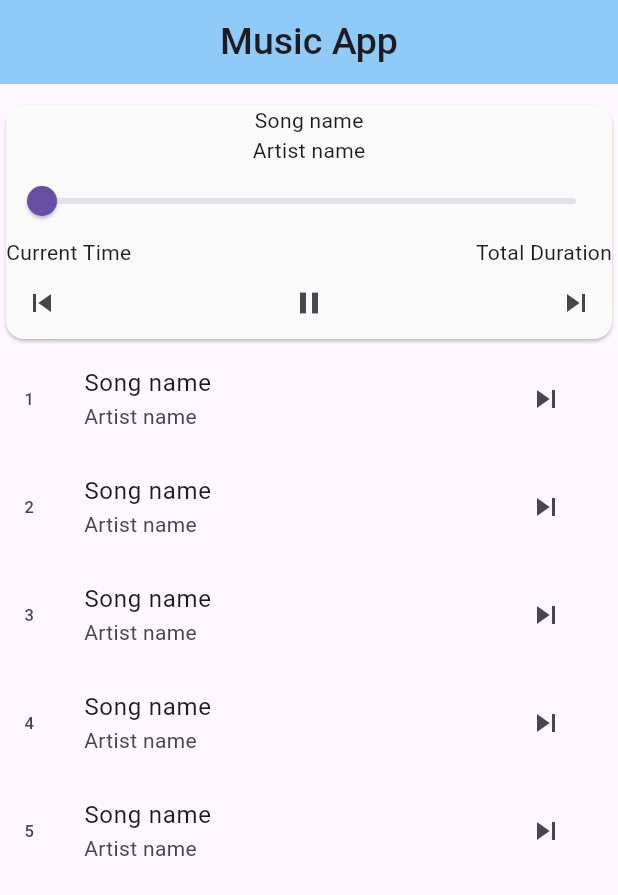
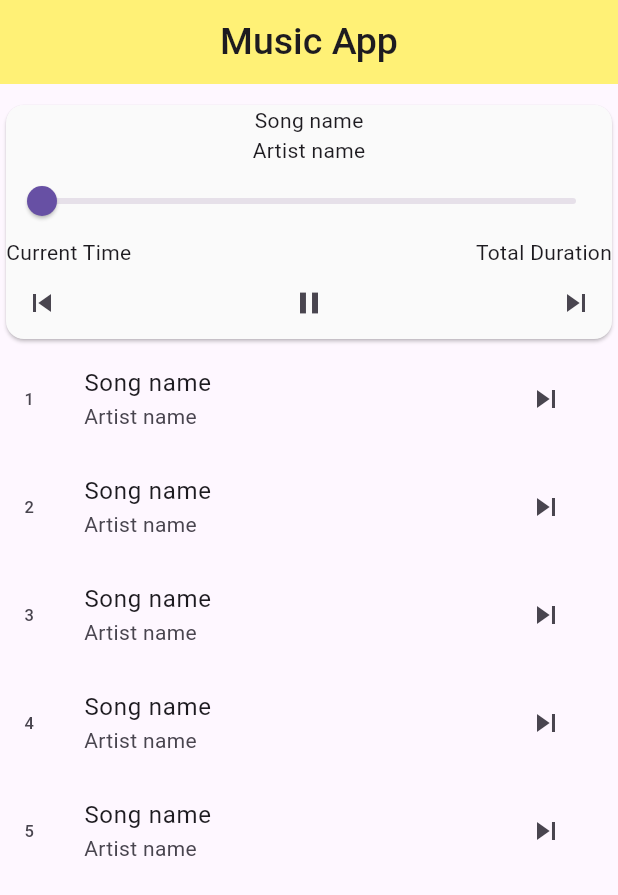
Before and after one commit to Shishir707/Music-App, a Flutter app: the screen it shows after launch, on a phone screen of 412 x 824 dp. Shown: the top 895 px of the screen. Run offline on Flutter 3.47's test engine with Material 3 defaults, Android fonts, the phone set to English and light mode, and no system bars; our stand-ins replace audioplayers.

Commit message:
change appBar color

```diff
--- a/lib/music_app.dart
+++ b/lib/music_app.dart
@@ -28,7 +28,7 @@ class _MusicAppState extends State<MusicApp> {
           style: TextStyle(fontSize: 25, fontWeight: FontWeight.w500),
         ),
         centerTitle: true,
-        backgroundColor: Colors.blue.shade200,
+        backgroundColor: Colors.yellow.shade300,
       ),
       body: Column(
         children: [
```
